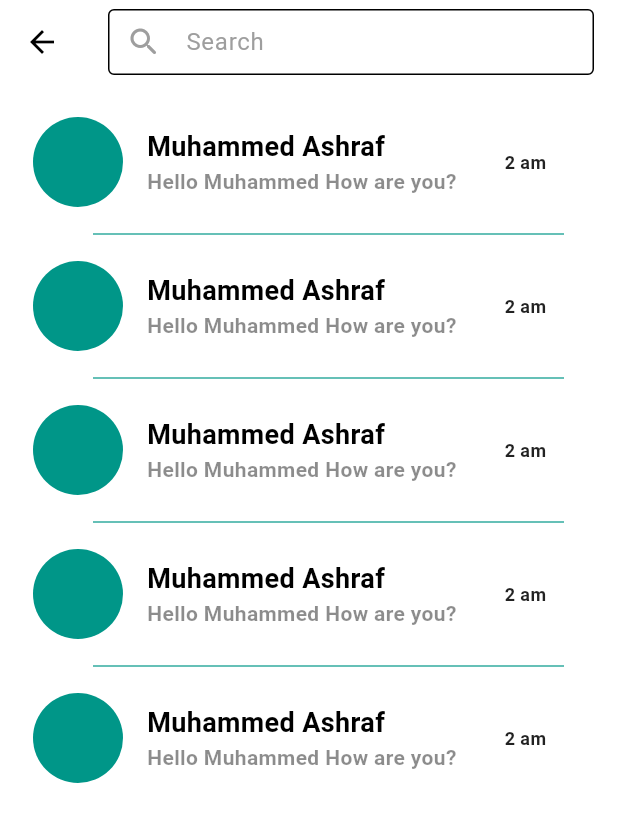
After one commit to MuAshraf811/Graduation_project, a Flutter app: the MainChatsView screen opened by its route, on a phone screen of 412 x 824 dp. The commit adds this screen. Shown: the top 822 px of the screen. Run offline on Flutter 3.47's test engine with Material 3 defaults, Android fonts, the phone set to English and light mode, and no system bars; our stand-ins replace bloc, carousel_slider, dio, equatable, flutter_bloc, flutter_otp_text_field and 5 more.

Commit message:
adding chat screen

```diff
--- a/lib/core/router/app_router.dart
+++ b/lib/core/router/app_router.dart
@@ -7,8 +7,10 @@ import 'package:graduation_project/features/register/phone_number_view.dart';
 import 'package:graduation_project/features/register/register_view.dart';
 import 'package:graduation_project/features/settings/presentaion/settings_view.dart';
 
+import '../../features/chat/presenation/views/all_chats_view.dart';
+
 class AppRouter {
-static  Route<dynamic> generateRoute(RouteSettings settings) {
+  static Route<dynamic> generateRoute(RouteSettings settings) {
     switch (settings.name) {
       case '/':
         return MaterialPageRoute(builder: (_) => const HomePageView());
@@ -30,8 +32,11 @@ static  Route<dynamic> generateRoute(RouteSettings settings) {
 
       case '/Register':
         return MaterialPageRoute(builder: (_) => RegisterView());
+
+      case '/mainChat':
+        return MaterialPageRoute(builder: (_) => const MainChatsView() ,)  ;
       default:
-        return  MaterialPageRoute(builder: (_)=> const OnBordingScreen()) ;
+        return MaterialPageRoute(builder: (_) => const HomePageView());
     }
   }
 }
--- a/lib/core/widgets/text_styles.dart
+++ b/lib/core/widgets/text_styles.dart
@@ -2,46 +2,43 @@ import 'package:flutter/material.dart';
 import 'package:graduation_project/core/constants/colors.dart';
 
 class TextStyles {
- static const textSize32AndBoldBlack =  TextStyle(
+  static const textSize32AndBoldBlack = TextStyle(
     fontSize: 32,
     fontWeight: FontWeight.bold,
     color: Colors.black,
   );
 
-  static const textSize20AndBoldBlack =  TextStyle(
+  static const textSize20AndBoldBlack = TextStyle(
     fontSize: 20,
     fontWeight: FontWeight.bold,
     color: Colors.black,
   );
-  static const textSize16AndSemiBoldBlack =  TextStyle(
+  static const textSize16AndSemiBoldBlack = TextStyle(
     fontSize: 16,
     fontWeight: FontWeight.w500,
     color: Colors.black,
   );
 
-  static const textSize20AndBoldTeal =  TextStyle(
+  static const textSize20AndBoldTeal = TextStyle(
     fontSize: 20,
     fontWeight: FontWeight.bold,
     color: ConstantColors.appMainColor,
   );
- static const textSize20AndSemiBoldTeal =  TextStyle(
+  static const textSize20AndSemiBoldTeal = TextStyle(
     fontSize: 20,
     fontWeight: FontWeight.w500,
     color: ConstantColors.appMainColor,
   );
 
-   static const textSize18AndW600Teal =  TextStyle(
+  static const textSize18AndW600Teal = TextStyle(
     fontSize: 18,
     fontWeight: FontWeight.bold,
     color: ConstantColors.appMainColor,
   );
 
-   static const textSize18AndW600Black =  TextStyle(
+  static const textSize18AndW600Black = TextStyle(
     fontSize: 18,
-    fontWeight: FontWeight.bold,
-    color: Colors.black54,
+    fontWeight: FontWeight.w600,
+    color: Colors.black,
   );
-
-
-
 }
--- /dev/null
+++ b/lib/features/chat/presenation/views/all_chats_view.dart
@@ -0,0 +1,33 @@
+import 'package:flutter/material.dart';
+import 'package:graduation_project/core/constants/colors.dart';
+import 'package:graduation_project/core/widgets/text_styles.dart';
+
+import '../../../home/widgets/app_bar_search.dart';
+import '../widgets/single_chat_widget.dart';
+
+class MainChatsView extends StatelessWidget {
+  const MainChatsView({super.key});
+
+  @override
+  Widget build(BuildContext context) {
+    return Scaffold(
+      appBar: AppBar(
+        title: const CutomAppBarSearch(),
+        centerTitle: true,
+      ),
+      body: Padding(
+        padding: const EdgeInsets.only(right: 12, left: 12, top: 12),
+        child: ListView.separated(
+          itemBuilder: (context, index) => const ChatModelWidget(),
+          separatorBuilder: (context, index) => const Divider(
+            color: ConstantColors.appMainColor,
+            indent: 50,
+            endIndent: 24,
+            thickness: 0.8,
+          ),
+          itemCount: 5,
+        ),
+      ),
+    );
+  }
+}
--- /dev/null
+++ b/lib/features/chat/presenation/widgets/single_chat_widget.dart
@@ -0,0 +1,52 @@
+
+import 'package:flutter/material.dart';
+
+import '../../../../core/widgets/text_styles.dart';
+
+class ChatModelWidget extends StatelessWidget {
+  const ChatModelWidget({
+    super.key,
+  });
+
+  @override
+  Widget build(BuildContext context) {
+    return Container(
+      padding: const EdgeInsets.all(4),
+      margin: const EdgeInsets.all(6),
+      child: const Row(
+        children: [
+          CircleAvatar(
+            radius: 30,
+          ),
+          SizedBox(width: 16),
+          Column(
+            crossAxisAlignment: CrossAxisAlignment.start,
+            children: [
+              Text(
+                'Muhammed Ashraf ',
+                style: TextStyles.textSize18AndW600Black,
+              ),
+              Text(
+                'Hello Muhammed How are you?',
+                style: TextStyle(
+                  fontSize: 14,
+                  fontWeight: FontWeight.bold,
+                  color: Colors.black45,
+                ),
+              ),
+            ],
+          ),
+          SizedBox(width: 32),
+          Text(
+            '2 am',
+            style: TextStyle(
+              color: Colors.black87,
+              fontWeight: FontWeight.bold,
+              fontSize: 12,
+            ),
+          )
+        ],
+      ),
+    );
+  }
+}
--- a/lib/features/home/widgets/chat_icon.dart
+++ b/lib/features/home/widgets/chat_icon.dart
@@ -1,4 +1,3 @@
-
 import 'package:flutter/material.dart';
 import 'package:graduation_project/core/constants/colors.dart';
 
@@ -12,16 +11,17 @@ class ClickableChatIcon extends StatelessWidget {
     return Padding(
       padding: const EdgeInsets.only(right: 12),
       child: InkWell(
-          onTap: () {},
+        onTap: () {
+          Navigator.pushNamed(context, '/mainChat');
+        },
         child: const ImageIcon(
           size: 35,
           color: ConstantColors.appMainColor,
-
           AssetImage(
             'images/other/chat_icon.png',
-
           ),
         ),
-        ));
+      ),
+    );
   }
 }
--- a/lib/main.dart
+++ b/lib/main.dart
@@ -2,7 +2,10 @@ import 'package:flutter/material.dart';
 import 'package:flutter_bloc/flutter_bloc.dart';
 import 'package:graduation_project/core/constants/colors.dart';
 import 'package:graduation_project/features/home/blocs/cubit/navigation_cubit.dart';
+import 'package:graduation_project/features/home/view/home_view.dart';
 import 'package:graduation_project/features/on_bording/on_bording.dart';
+
+import 'core/router/app_router.dart';
 
 void main() {
   runApp(const DocDoc());
@@ -26,9 +29,10 @@ class DocDoc extends StatelessWidget {
             primary: ConstantColors.appMainColor,
           ),
         ),
-        // onGenerateRoute: (settings) {
-        // return  AppRouter.generateRoute(settings);
-        // },
+        onGenerateRoute: (settings) {
+        return  AppRouter.generateRoute(settings);
+        },
+
 
         home: // const SettingsView(),
             const OnBordingScreen(),
```
Also changed, not shown: lib/core/dummy.dart (added). Lines whose indentation alone changed are shown as unchanged.
